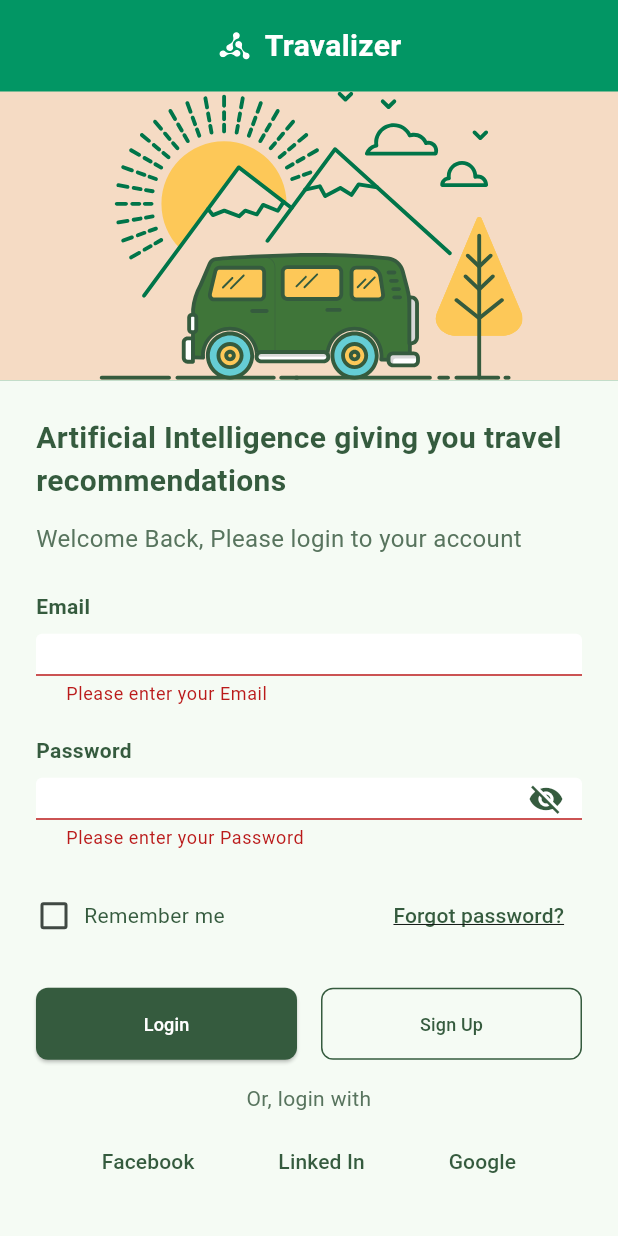
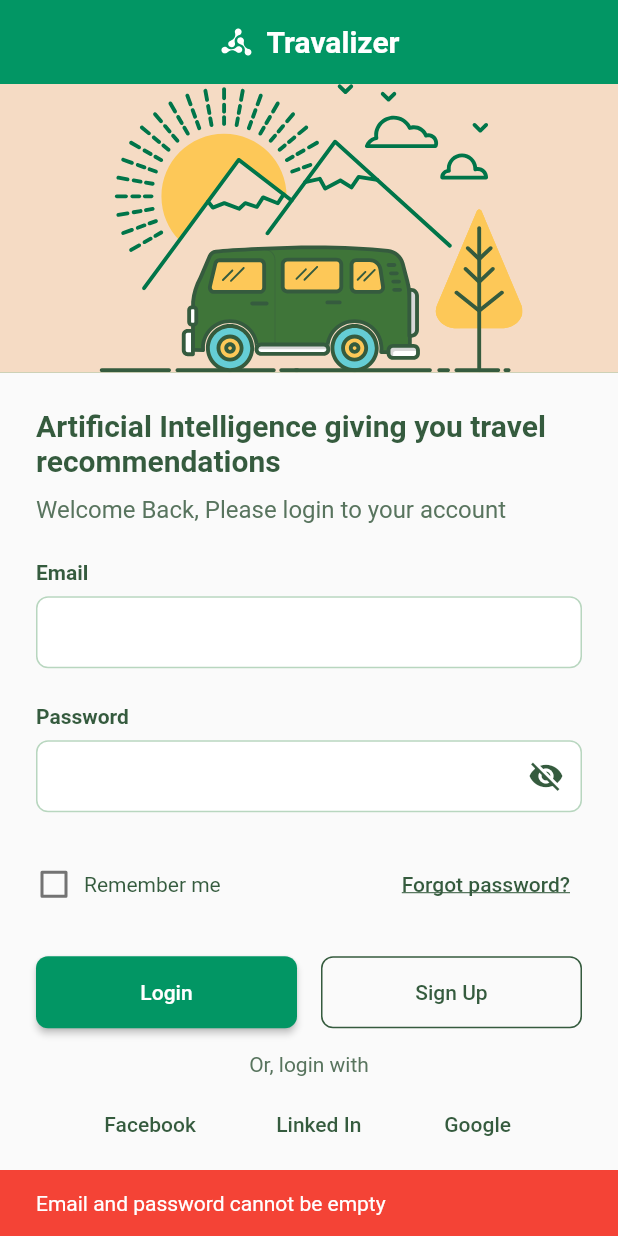
Before and after one commit to ashu2902/meragiFlutterTask, a Flutter app: the screen it shows after launch, after a tap on "Login", on a phone screen of 412 x 824 dp. Run offline on Flutter 3.47's test engine with Material 3 defaults, Android fonts, the light colour scheme and no system bars; drawn by our look-alikes of auto_size_text; our stand-ins replace equatable, flutter_bloc, flutter_svg, responsive_builder.

Commit message:
added loading state and regex

```diff
--- a/lib/blocs/auth_bloc.dart
+++ b/lib/blocs/auth_bloc.dart
@@ -12,6 +12,20 @@ class AuthBloc extends Bloc<AuthEvent, AuthState> {
 
   Future<void> _onLoginEvent(LoginEvent event, Emitter<AuthState> emit) async {
     emit(AuthLoading());
+
+    // Basic form validation
+    if (event.email.isEmpty || event.password.isEmpty) {
+      emit(const AuthFailure('Email and password cannot be empty'));
+      return;
+    }
+
+    // Email format validation
+    final emailRegExp = RegExp(r'^[\w-\.]+@([\w-]+\.)+[\w-]{2,4}$');
+    if (!emailRegExp.hasMatch(event.email)) {
+      emit(const AuthFailure('Invalid email format'));
+      return;
+    }
+
     try {
       final user = await _authController.login(event.email, event.password);
       emit(AuthSuccess(user));
--- a/lib/main.dart
+++ b/lib/main.dart
@@ -17,7 +17,7 @@
       title: 'Travalizer',
       theme: ThemeData(
         colorScheme: ColorScheme.fromSeed(seedColor: const Color(0xff029664)),
-        useMaterial3: true,
+        useMaterial3: false,
       ),
       home: BlocProvider(
         create: (context) => AuthBloc(AuthController()),
--- a/lib/views/login_page.dart
+++ b/lib/views/login_page.dart
@@ -1,5 +1,3 @@
-import 'dart:developer';
-
 import 'package:flutter/material.dart';
 import 'package:flutter_bloc/flutter_bloc.dart';
 import 'package:responsive_builder/responsive_builder.dart';
@@ -15,22 +13,58 @@ class LoginPage extends StatelessWidget {
 
   @override
   Widget build(BuildContext context) {
-    log(MediaQuery.of(context).size.width.toString());
-
-    log(MediaQuery.of(context).size.height.toString());
-    return Scaffold(
+    return BlocListener<AuthBloc, AuthState>(
+      listener: (context, state) {
+        if (state is AuthSuccess) {
+          ScaffoldMessenger.of(context).showSnackBar(
+            SnackBar(
+              content: Text('Welcome, ${state.user.email}!'),
+              backgroundColor: Colors.green,
+            ),
+          );
+          // TODO: Navigate to home page or dashboard
+        } else if (state is AuthFailure) {
+          ScaffoldMessenger.of(context).showSnackBar(
+            SnackBar(
+              content: Text(state.error),
+              backgroundColor: Colors.red,
+            ),
+          );
+        }
+      },
+      child: BlocBuilder<AuthBloc, AuthState>(
+        builder: (context, state) {
+          return Stack(
+            children: [
+              Scaffold(
                 body: SafeArea(
                   child: ResponsiveBuilder(
                     builder: (context, sizingInformation) {
                       if (sizingInformation.deviceScreenType ==
                               DeviceScreenType.desktop ||
-                sizingInformation.deviceScreenType == DeviceScreenType.tablet) {
+                          sizingInformation.deviceScreenType ==
+                              DeviceScreenType.tablet) {
                         return _buildWideLayout(context);
                       } else {
                         return _buildNarrowLayout(context);
                       }
                     },
                   ),
+                ),
+              ),
+              if (state is AuthLoading)
+                Container(
+                  color: Colors.black54,
+                  child: const Center(
+                    child: CircularProgressIndicator(
+                      valueColor:
+                          AlwaysStoppedAnimation<Color>(Color(0xFF029664)),
+                    ),
+                  ),
+                ),
+            ],
+          );
+        },
       ),
     );
   }
@@ -111,13 +145,13 @@ class LoginPage extends StatelessWidget {
   }
 
   Widget _buildLoginContent(BuildContext context) {
-    return Padding(
-      padding: const EdgeInsets.symmetric(vertical: 24.0, horizontal: 24),
+    return const Padding(
+      padding: EdgeInsets.symmetric(vertical: 24.0, horizontal: 24),
       child: Column(
         mainAxisAlignment: MainAxisAlignment.center,
         crossAxisAlignment: CrossAxisAlignment.stretch,
         children: [
-          const AutoSizeText(
+          AutoSizeText(
             'Artificial Intelligence giving you travel recommendations',
             style: TextStyle(
               fontSize: 20,
@@ -126,41 +160,23 @@ class LoginPage extends StatelessWidget {
             ),
             maxLines: 2,
           ),
-          const SizedBox(height: 12),
-          const AutoSizeText(
+          SizedBox(height: 12),
+          AutoSizeText(
             'Welcome Back, Please login to your account',
             style: TextStyle(fontSize: 16, color: Color(0xff58745E)),
             maxLines: 1,
           ),
-          const SizedBox(height: 24),
-          const LoginForm(),
-          const SizedBox(height: 16),
-          const AutoSizeText(
+          SizedBox(height: 24),
+          LoginForm(),
+          SizedBox(height: 16),
+          AutoSizeText(
             'Or, login with',
             textAlign: TextAlign.center,
             style: TextStyle(color: Color(0xff58745E)),
             maxLines: 1,
           ),
-          const SizedBox(height: 8),
-          const SocialLoginButtons(),
-          const SizedBox(height: 16),
-          BlocBuilder<AuthBloc, AuthState>(
-            builder: (context, state) {
-              if (state is AuthLoading) {
-                return const CircularProgressIndicator();
-              } else if (state is AuthFailure) {
-                return AutoSizeText(
-                  state.error,
-                  style: const TextStyle(color: Colors.red),
-                  maxLines: 2,
-                );
-              } else if (state is AuthSuccess) {
-                return AutoSizeText('Welcome, ${state.user.email}!',
-                    maxLines: 1);
-              }
-              return const SizedBox.shrink();
-            },
-          ),
+          SizedBox(height: 8),
+          SocialLoginButtons(),
         ],
       ),
     );
--- a/lib/views/widgets/login_form.dart
+++ b/lib/views/widgets/login_form.dart
@@ -63,7 +63,7 @@ class _LoginFormState extends State<LoginForm> {
                           _rememberMe = value!;
                         });
                       },
-                      activeColor: const Color(0xFF355B3E),
+                      activeColor: const Color(0xFF029664),
                     ),
                   ),
                   const SizedBox(width: 8),
@@ -95,16 +95,14 @@ class _LoginFormState extends State<LoginForm> {
                 Expanded(
                   child: ElevatedButton(
                     onPressed: () {
-                      if (_formKey.currentState!.validate()) {
-                        context.read<AuthBloc>().add(LoginEvent(
-                              email: _emailController.text,
-                              password: _passwordController.text,
-                            ));
-                      }
+                      context.read<AuthBloc>().add(LoginEvent(
+                            email: _emailController.text,
+                            password: _passwordController.text,
+                          ));
                     },
                     style: ElevatedButton.styleFrom(
                       foregroundColor: Colors.white,
-                      backgroundColor: const Color(0xFF355B3E),
+                      backgroundColor: const Color(0xFF029664),
                       padding: const EdgeInsets.symmetric(vertical: 16),
                       shape: RoundedRectangleBorder(
                         borderRadius: BorderRadius.circular(8),
```
Lines whose indentation alone changed are shown as unchanged.
